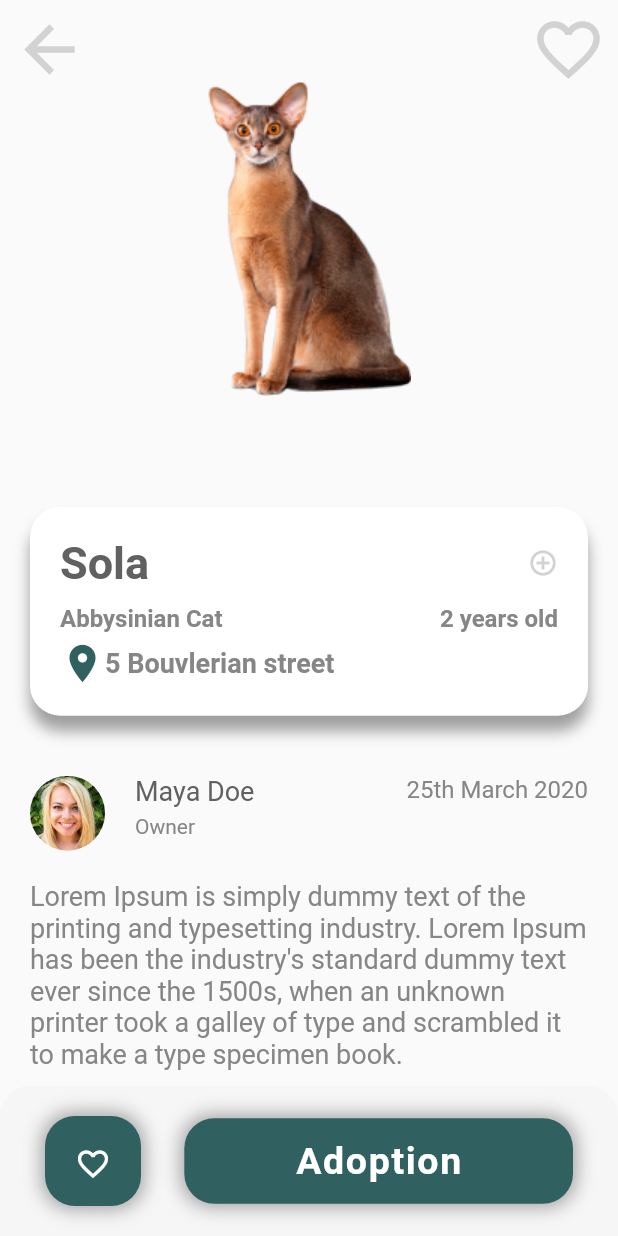
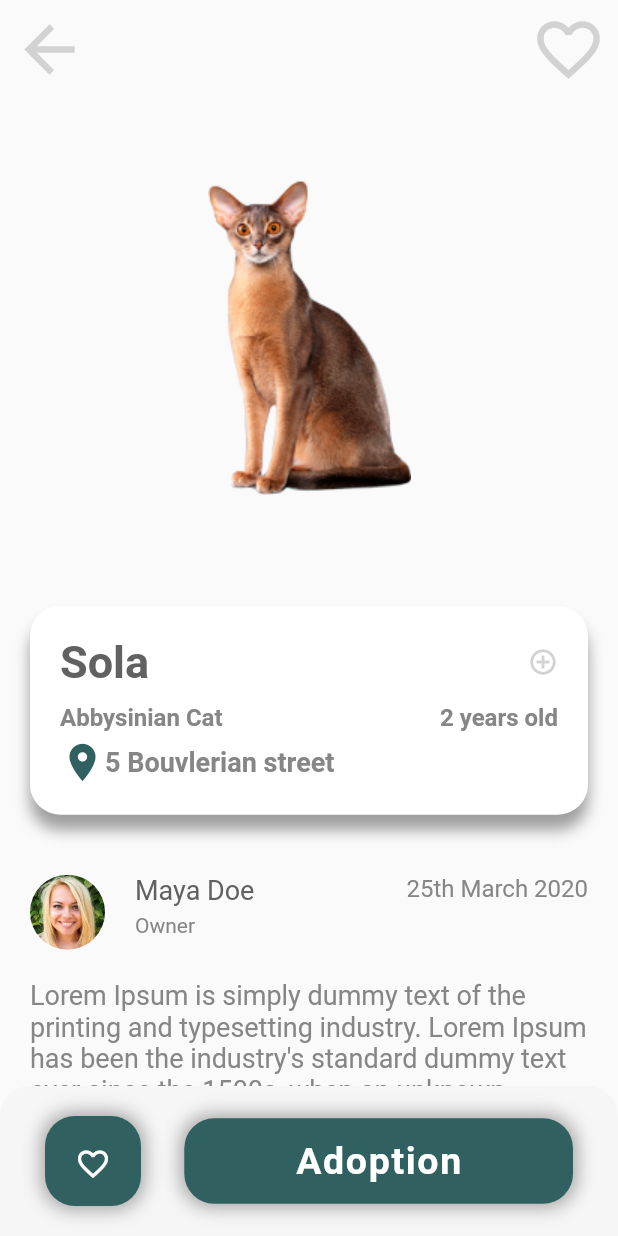
Before and after one commit to codingbbq/pets_adoption_app, a Flutter app: the screen it shows after launch, after a tap on "Sola", on a phone screen of 412 x 824 dp. Run offline on Flutter 3.47's test engine with Material 2 defaults, Android fonts, the phone set to English and light mode, and no system bars.

Commit message:
Details page with fixed header and fixed footer

```diff
--- a/lib/components/details_page/fixed_header.dart
+++ b/lib/components/details_page/fixed_header.dart
@@ -4,7 +4,8 @@ import 'package:pets_adoption_app/utils/colors.dart';
 class FixedHeader extends StatelessWidget {
   @override
   Widget build(BuildContext context) {
-    return Positioned(
+    return Container(
+      color: Colors.transparent,
       child: Row(
         mainAxisAlignment: MainAxisAlignment.spaceBetween,
         crossAxisAlignment: CrossAxisAlignment.start,
--- a/lib/main.dart
+++ b/lib/main.dart
@@ -8,6 +8,7 @@ class PetAdoptionApp extends StatelessWidget {
   @override
   Widget build(BuildContext context) {
     return MaterialApp(
+      debugShowCheckedModeBanner: false,
       initialRoute: '/',
       routes: routes,
     );
--- a/lib/pages/Detail.dart
+++ b/lib/pages/Detail.dart
@@ -15,15 +15,19 @@ class DetailPage extends StatelessWidget {
     return SafeArea(
           child: Scaffold(
             bottomSheet: FixedFooter(),
-              body: SingleChildScrollView(
-                scrollDirection: Axis.vertical,
-                child: Container(
+              body: Container(
               decoration: BoxDecoration(
 
               ),
-                child: Stack(
+              child: Column(
                 children: <Widget>[
-                    Column(
+
+                  FixedHeader(),
+
+                  Expanded(
+                    child: SingleChildScrollView(
+                      scrollDirection: Axis.vertical,
+                      child: Column(
                         children: <Widget>[
                           Center(
                             child: Image.asset(
@@ -195,10 +199,10 @@ class DetailPage extends StatelessWidget {
 
                         ],
                       ),
-                    FixedHeader(),
+                    ),
+                  )
                 ],
               )
-            ),
             ),
       ),
     );
```
Also changed, not shown: lib/models/category_model.dart (+31 -6 lines). Lines whose indentation alone changed are shown as unchanged.
